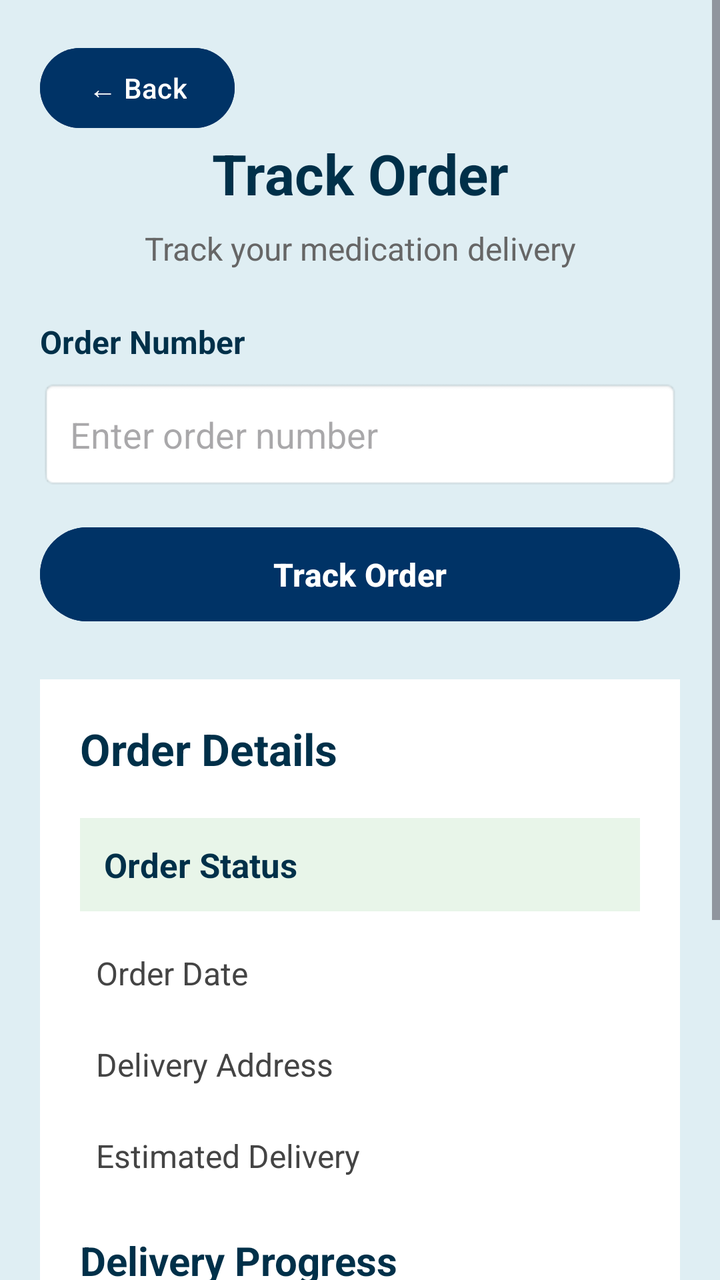
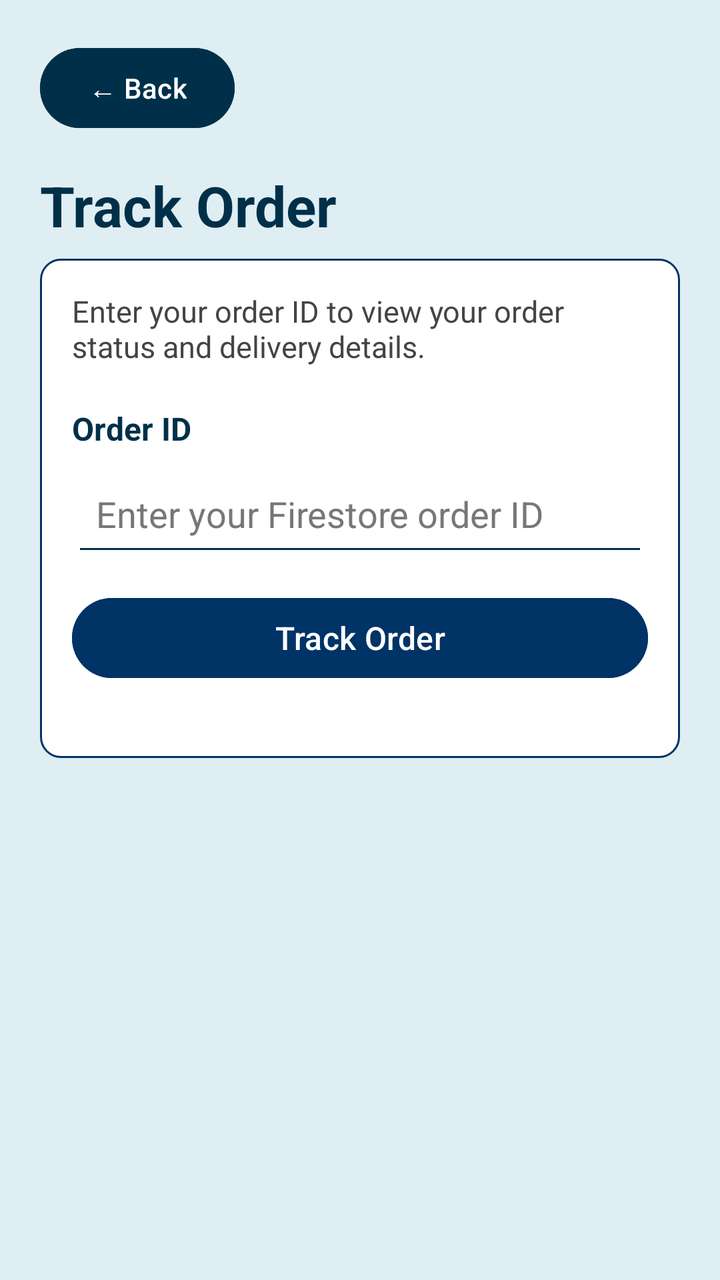

An Android layout rendered at two revisions. The XML below is the earlier revision; the diff shows what the commit changed to produce the second picture.
<!-- AndroidManifest.xml: application theme Theme.Pillpoint -->
<!-- res/layout/activity_track_order.xml -->
<?xml version="1.0" encoding="utf-8"?>
<ScrollView xmlns:android="http://schemas.android.com/apk/res/android"
    android:layout_width="match_parent"
    android:layout_height="match_parent"
    android:background="#DFEEF3">

    <LinearLayout
        android:layout_width="match_parent"
        android:layout_height="wrap_content"
        android:orientation="vertical"
        android:padding="20dp">

        <Button
            android:id="@+id/btnBackTrack"
            android:layout_width="wrap_content"
            android:layout_height="wrap_content"
            android:text="← Back"
            android:textAllCaps="false"
            android:backgroundTint="@color/dark_blue"
            android:textColor="@android:color/white"
            android:onClick="onBackPressed" />

        
        <TextView
            android:layout_width="match_parent"
            android:layout_height="wrap_content"
            android:text="Track Order"
            android:textColor="#003049"
            android:textSize="28sp"
            android:textStyle="bold"
            android:gravity="center"
            android:layout_marginBottom="8dp" />

        <TextView
            android:layout_width="match_parent"
            android:layout_height="wrap_content"
            android:text="Track your medication delivery"
            android:textColor="#666666"
            android:textSize="16sp"
            android:gravity="center"
            android:layout_marginBottom="25dp" />

        
        <TextView
            android:layout_width="match_parent"
            android:layout_height="wrap_content"
            android:text="Order Number"
            android:textColor="#003049"
            android:textStyle="bold"
            android:textSize="16sp"
            android:layout_marginBottom="8dp" />

        <EditText
            android:id="@+id/orderNumber"
            android:layout_width="match_parent"
            android:layout_height="55dp"
            android:hint="Enter order number"
            android:inputType="text"
            android:padding="15dp"
            android:background="@android:drawable/editbox_background"
            android:layout_marginBottom="15dp" />

        
        <Button
            android:id="@+id/trackOrderButton"
            android:layout_width="match_parent"
            android:layout_height="55dp"
            android:text="Track Order"
            android:textColor="#FFFFFF"
            android:textSize="16sp"
            android:textStyle="bold"
            android:backgroundTint="@color/dark_blue"
            android:layout_marginBottom="25dp" />

        
        <LinearLayout
            android:id="@+id/orderDetailsLayout"
            android:layout_width="match_parent"
            android:layout_height="wrap_content"
            android:orientation="vertical"
            android:background="#FFFFFF"
            android:padding="20dp">

            <TextView
                android:layout_width="match_parent"
                android:layout_height="wrap_content"
                android:text="Order Details"
                android:textColor="#003049"
                android:textSize="22sp"
                android:textStyle="bold"
                android:layout_marginBottom="20dp" />

            
            <TextView
                android:id="@+id/orderStatus"
                android:layout_width="match_parent"
                android:layout_height="wrap_content"
                android:text="Order Status"
                android:textColor="#003049"
                android:textSize="17sp"
                android:textStyle="bold"
                android:padding="12dp"
                android:background="#E8F5E9"
                android:layout_marginBottom="12dp" />

            
            <TextView
                android:id="@+id/orderDate"
                android:layout_width="match_parent"
                android:layout_height="wrap_content"
                android:text="Order Date"
                android:textColor="#444444"
                android:textSize="16sp"
                android:padding="8dp"
                android:layout_marginBottom="8dp" />

            
            <TextView
                android:id="@+id/deliveryAddress"
                android:layout_width="match_parent"
                android:layout_height="wrap_content"
                android:text="Delivery Address"
                android:textColor="#444444"
                android:textSize="16sp"
                android:padding="8dp"
                android:layout_marginBottom="8dp" />

            
            <TextView
                android:id="@+id/estimatedDelivery"
                android:layout_width="match_parent"
                android:layout_height="wrap_content"
                android:text="Estimated Delivery"
                android:textColor="#444444"
                android:textSize="16sp"
                android:padding="8dp"
                android:layout_marginBottom="20dp" />

            

            <TextView
                android:layout_width="match_parent"
                android:layout_height="wrap_content"
                android:text="Delivery Progress"
                android:textColor="#003049"
                android:textSize="20sp"
                android:textStyle="bold"
                android:layout_marginBottom="15dp" />

            <TextView
                android:layout_width="match_parent"
                android:layout_height="wrap_content"
                android:text="✓  Order Placed"
                android:textColor="#003049"
                android:textSize="16sp"
                android:padding="8dp" />

            <TextView
                android:layout_width="match_parent"
                android:layout_height="wrap_content"
                android:text="✓  Order Confirmed"
                android:textColor="#003049"
                android:textSize="16sp"
                android:padding="8dp" />

            <TextView
                android:layout_width="match_parent"
                android:layout_height="wrap_content"
                android:text="✓  Pharmacy Preparing Order"
                android:textColor="#003049"
                android:textSize="16sp"
                android:padding="8dp" />

            <TextView
                android:layout_width="match_parent"
                android:layout_height="wrap_content"
                android:text="✓  Out for Delivery"
                android:textColor="@color/dark_blue"
                android:textSize="16sp"
                android:textStyle="bold"
                android:padding="8dp" />

            <TextView
                android:layout_width="match_parent"
                android:layout_height="wrap_content"
                android:text="○  Delivered"
                android:textColor="#999999"
                android:textSize="16sp"
                android:padding="8dp" />

        </LinearLayout>

    </LinearLayout>

</ScrollView>
<!-- resources referenced by this layout -->
<resources>
  <color name="dark_blue">#003366</color>
  <style name="Theme.Pillpoint" parent="Base.Theme.Pillpoint" />
  <style name="Base.Theme.Pillpoint" parent="Theme.Material3.Light.NoActionBar">
          
  
          
  
          <item name="colorPrimary">@color/blue</item>
          <item name="colorOnPrimary">@color/white</item>
  
          <item name="colorSecondary">@color/red</item>
          <item name="colorOnSecondary">@color/white</item>
  
          <item name="android:statusBarColor">@color/dark_blue</item>
          <item name="android:navigationBarColor">@color/blue</item>
      </style>
  <color name="blue">#0D6EFD</color>
  <color name="white">#FFFFFFFF</color>
  <color name="red">#FF0000</color>
</resources>

<!-- the commit's change to res/layout/activity_track_order.xml (unified diff, before → after) -->
@@ -2,7 +2,8 @@
 <ScrollView xmlns:android="http://schemas.android.com/apk/res/android"
     android:layout_width="match_parent"
     android:layout_height="match_parent"
-    android:background="#DFEEF3">
+    android:background="#DFEEF3"
+    android:fillViewport="true">
 
     <LinearLayout
         android:layout_width="match_parent"
@@ -10,67 +11,77 @@
         android:orientation="vertical"
         android:padding="20dp">
 
+        
         <Button
             android:id="@+id/btnBackTrack"
             android:layout_width="wrap_content"
             android:layout_height="wrap_content"
+            android:layout_marginBottom="16dp"
+            android:backgroundTint="#003049"
             android:text="← Back"
-            android:textAllCaps="false"
-            android:backgroundTint="@color/dark_blue"
-            android:textColor="@android:color/white"
-            android:onClick="onBackPressed" />
+            android:textColor="#FFFFFF" />
 
         
         <TextView
             android:layout_width="match_parent"
             android:layout_height="wrap_content"
+            android:layout_marginBottom="8dp"
             android:text="Track Order"
             android:textColor="#003049"
             android:textSize="28sp"
-            android:textStyle="bold"
-            android:gravity="center"
-            android:layout_marginBottom="8dp" />
+            android:textStyle="bold" />
+
+    
+    <LinearLayout
+        android:layout_width="match_parent"
+        android:layout_height="wrap_content"
+        android:background="@drawable/edit_text_background"
+        android:orientation="vertical"
+        android:padding="16dp"
+        android:layout_marginBottom="24dp">
 
         <TextView
             android:layout_width="match_parent"
             android:layout_height="wrap_content"
-            android:text="Track your medication delivery"
-            android:textColor="#666666"
+            android:layout_marginBottom="20dp"
+            android:text="Enter your order ID to view your order status and delivery details."
+            android:textColor="#444444"
+            android:textSize="15sp" />
+
+        
+        <TextView
+            android:layout_width="match_parent"
+            android:layout_height="wrap_content"
+            android:layout_marginBottom="6dp"
+            android:text="Order ID"
+            android:textColor="#003049"
             android:textSize="16sp"
-            android:gravity="center"
-            android:layout_marginBottom="25dp" />
-
-        
-        <TextView
-            android:layout_width="match_parent"
-            android:layout_height="wrap_content"
-            android:text="Order Number"
-            android:textColor="#003049"
-            android:textStyle="bold"
-            android:textSize="16sp"
-            android:layout_marginBottom="8dp" />
+            android:textStyle="bold" />
 
         <EditText
             android:id="@+id/orderNumber"
             android:layout_width="match_parent"
-            android:layout_height="55dp"
-            android:hint="Enter order number"
+            android:layout_height="wrap_content"
+            android:layout_marginBottom="12dp"
+            android:backgroundTint="#003049"
+            android:hint="Enter your Firestore order ID"
             android:inputType="text"
-            android:padding="15dp"
-            android:background="@android:drawable/editbox_background"
-            android:layout_marginBottom="15dp" />
+            android:minHeight="52dp"
+            android:padding="12dp"
+            android:singleLine="true"
+            android:textColor="#003049"
+            android:textColorHint="#777777" />
 
         
         <Button
             android:id="@+id/trackOrderButton"
             android:layout_width="match_parent"
-            android:layout_height="55dp"
+            android:layout_height="wrap_content"
+            android:layout_marginBottom="20dp"
+            android:backgroundTint="@color/dark_blue"
             android:text="Track Order"
             android:textColor="#FFFFFF"
-            android:textSize="16sp"
-            android:textStyle="bold"
-            android:backgroundTint="@color/dark_blue"
-            android:layout_marginBottom="25dp" />
+            android:textSize="16sp" />
 
         
         <LinearLayout
@@ -78,118 +89,144 @@
             android:layout_width="match_parent"
             android:layout_height="wrap_content"
             android:orientation="vertical"
+            android:padding="16dp"
             android:background="#FFFFFF"
-            android:padding="20dp">
-
-            <TextView
-                android:layout_width="match_parent"
-                android:layout_height="wrap_content"
+            android:elevation="3dp"
+            android:visibility="gone">
+
+            
+            <TextView
+                android:layout_width="match_parent"
+                android:layout_height="wrap_content"
+                android:layout_marginBottom="12dp"
                 android:text="Order Details"
                 android:textColor="#003049"
                 android:textSize="22sp"
-                android:textStyle="bold"
-                android:layout_marginBottom="20dp" />
+                android:textStyle="bold" />
 
             
             <TextView
                 android:id="@+id/orderStatus"
                 android:layout_width="match_parent"
                 android:layout_height="wrap_content"
-                android:text="Order Status"
+                android:layout_marginBottom="12dp"
+                android:padding="12dp"
+                android:background="#DFEEF3"
+                android:text="Status: Pending"
                 android:textColor="#003049"
                 android:textSize="17sp"
-                android:textStyle="bold"
+                android:textStyle="bold" />
+
+            
+            <TextView
+                android:id="@+id/orderDate"
+                android:layout_width="match_parent"
+                android:layout_height="wrap_content"
+                android:layout_marginBottom="10dp"
+                android:text="Order Date:"
+                android:textColor="#444444"
+                android:textSize="15sp" />
+
+            
+            <TextView
+                android:id="@+id/deliveryAddress"
+                android:layout_width="match_parent"
+                android:layout_height="wrap_content"
+                android:layout_marginBottom="10dp"
+                android:text="Delivery Address:"
+                android:textColor="#444444"
+                android:textSize="15sp" />
+
+            
+            <TextView
+                android:id="@+id/estimatedDelivery"
+                android:layout_width="match_parent"
+                android:layout_height="wrap_content"
+                android:layout_marginBottom="16dp"
+                android:text="Estimated Delivery: To be confirmed"
+                android:textColor="#444444"
+                android:textSize="15sp" />
+
+            
+            <TextView
+                android:layout_width="match_parent"
+                android:layout_height="wrap_content"
+                android:layout_marginBottom="12dp"
+                android:text="Delivery Progress"
+                android:textColor="#003049"
+                android:textSize="19sp"
+                android:textStyle="bold" />
+
+            
+            <TextView
+                android:layout_width="match_parent"
+                android:layout_height="wrap_content"
+                android:layout_marginBottom="8dp"
+                android:padding="10dp"
+                android:text="○ Order Placed"
+                android:textColor="#444444"
+                android:textSize="15sp" />
+
+            <TextView
+                android:layout_width="match_parent"
+                android:layout_height="wrap_content"
+                android:layout_marginBottom="8dp"
+                android:padding="10dp"
+                android:text="○ Order Confirmed"
+                android:textColor="#444444"
+                android:textSize="15sp" />
+
+            <TextView
+                android:layout_width="match_parent"
+                android:layout_height="wrap_content"
+                android:layout_marginBottom="8dp"
+                android:padding="10dp"
+                android:text="○ Pharmacy Preparing Order"
+                android:textColor="#444444"
+                android:textSize="15sp" />
+
+            <TextView
+                android:layout_width="match_parent"
+                android:layout_height="wrap_content"
+                android:layout_marginBottom="8dp"
+                android:padding="10dp"
+                android:text="○ Out for Delivery"
+                android:textColor="#444444"
+                android:textSize="15sp" />
+
+            <TextView
+                android:layout_width="match_parent"
+                android:layout_height="wrap_content"
+                android:layout_marginBottom="16dp"
+                android:padding="10dp"
+                android:text="○ Delivered"
+                android:textColor="#444444"
+                android:textSize="15sp" />
+
+            
+            <TextView
+                android:layout_width="match_parent"
+                android:layout_height="wrap_content"
+                android:layout_marginBottom="8dp"
+                android:text="Products and Payment"
+                android:textColor="#003049"
+                android:textSize="19sp"
+                android:textStyle="bold" />
+
+            <TextView
+                android:id="@+id/orderItems"
+                android:layout_width="match_parent"
+                android:layout_height="wrap_content"
+                android:background="#F3F7F9"
                 android:padding="12dp"
-                android:background="#E8F5E9"
-                android:layout_marginBottom="12dp" />
-
-            
-            <TextView
-                android:id="@+id/orderDate"
-                android:layout_width="match_parent"
-                android:layout_height="wrap_content"
-                android:text="Order Date"
-                android:textColor="#444444"
-                android:textSize="16sp"
-                android:padding="8dp"
-                android:layout_marginBottom="8dp" />
-
-            
-            <TextView
-                android:id="@+id/deliveryAddress"
-                android:layout_width="match_parent"
-                android:layout_height="wrap_content"
-                android:text="Delivery Address"
-                android:textColor="#444444"
-                android:textSize="16sp"
-                android:padding="8dp"
-                android:layout_marginBottom="8dp" />
-
-            
-            <TextView
-                android:id="@+id/estimatedDelivery"
-                android:layout_width="match_parent"
-                android:layout_height="wrap_content"
-                android:text="Estimated Delivery"
-                android:textColor="#444444"
-                android:textSize="16sp"
-                android:padding="8dp"
-                android:layout_marginBottom="20dp" />
-
-            
-
-            <TextView
-                android:layout_width="match_parent"
-                android:layout_height="wrap_content"
-                android:text="Delivery Progress"
-                android:textColor="#003049"
-                android:textSize="20sp"
-                android:textStyle="bold"
-                android:layout_marginBottom="15dp" />
-
-            <TextView
-                android:layout_width="match_parent"
-                android:layout_height="wrap_content"
-                android:text="✓  Order Placed"
-                android:textColor="#003049"
-                android:textSize="16sp"
-                android:padding="8dp" />
-
-            <TextView
-                android:layout_width="match_parent"
-                android:layout_height="wrap_content"
-                android:text="✓  Order Confirmed"
-                android:textColor="#003049"
-                android:textSize="16sp"
-                android:padding="8dp" />
-
-            <TextView
-                android:layout_width="match_parent"
-                android:layout_height="wrap_content"
-                android:text="✓  Pharmacy Preparing Order"
-                android:textColor="#003049"
-                android:textSize="16sp"
-                android:padding="8dp" />
-
-            <TextView
-                android:layout_width="match_parent"
-                android:layout_height="wrap_content"
-                android:text="✓  Out for Delivery"
-                android:textColor="@color/dark_blue"
-                android:textSize="16sp"
-                android:textStyle="bold"
-                android:padding="8dp" />
-
-            <TextView
-                android:layout_width="match_parent"
-                android:layout_height="wrap_content"
-                android:text="○  Delivered"
-                android:textColor="#999999"
-                android:textSize="16sp"
-                android:padding="8dp" />
+                android:text="Your ordered products will appear here."
+                android:textColor="#444444"
+                android:textSize="15sp" />
 
         </LinearLayout>
 
     </LinearLayout>
 
+    </LinearLayout>
+
 </ScrollView>
<!-- resource entries referenced after the edit -->
@@ -1,6 +1,26 @@
 <!-- resources referenced by this layout -->
 <resources>
   <color name="dark_blue">#003366</color>
+  <!-- drawable edit_text_background (drawable) -->
+  <?xml version="1.0" encoding="utf-8"?>
+  <shape xmlns:android="http://schemas.android.com/apk/res/android">
+  
+      <solid android:color="#FFFFFF"/>
+  
+      <stroke
+          android:width="1dp"
+          android:color="@color/dark_blue"/>
+  
+      <corners android:radius="10dp"/>
+  
+      <padding
+          android:left="10dp"
+          android:right="10dp"
+          android:top="10dp"
+          android:bottom="10dp"/>
+  
+  
+  </shape>
   <style name="Theme.Pillpoint" parent="Base.Theme.Pillpoint" />
   <style name="Base.Theme.Pillpoint" parent="Theme.Material3.Light.NoActionBar">
           
